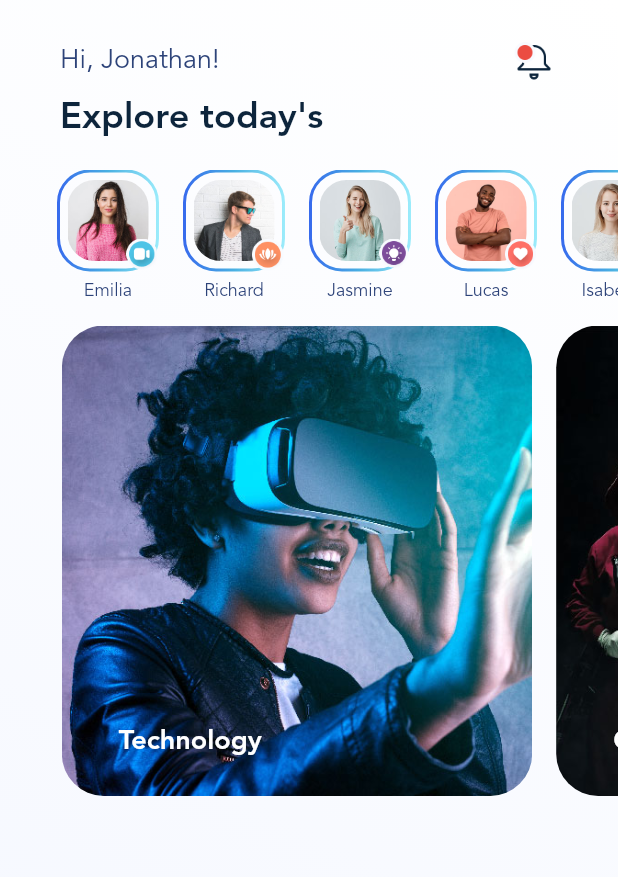
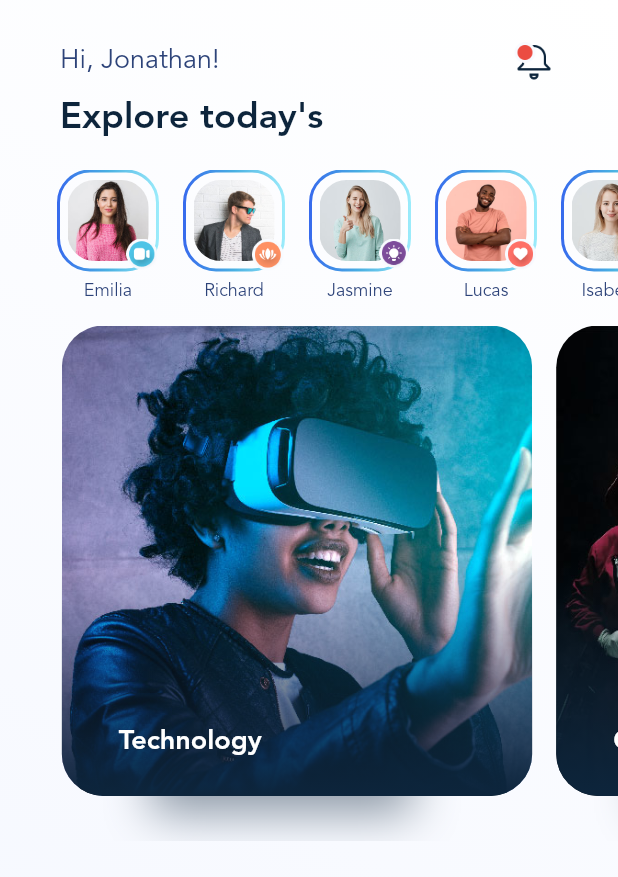
Before and after one commit to peymansf2000/blog_club_UI, a Flutter app: the screen it shows after launch, on a phone screen of 412 x 824 dp. Shown: the top 877 px of the screen. Run offline on Flutter 3.47's test engine with Material 2 defaults, Android fonts, the phone set to English and light mode, and no system bars; drawn by our look-alikes of carousel_slider; our stand-ins replace gradient_borders.

```diff
--- a/lib/main.dart
+++ b/lib/main.dart
@@ -143,8 +143,27 @@ class _Category extends StatelessWidget {
   @override
   Widget build(BuildContext context) {
     return Stack(children: [
+      Center(
+        child: Container(
+            width: 175,
+            decoration: BoxDecoration(
+                boxShadow: List.filled(
+                    1,
+                    BoxShadow(
+                        offset: Offset(-18, -18),
+                        blurRadius: 25,
+                        color: Color(0x770D253C))))),
+      ),
       Container(
         margin: EdgeInsets.fromLTRB(0, 0, 16, 0),
+        // decoration: BoxDecoration(),
+        foregroundDecoration: BoxDecoration(
+            borderRadius: BorderRadius.circular(28),
+            gradient: LinearGradient(
+              colors: [Color(0xFF0D253C), Color(0x000D253C)],
+              begin: Alignment.bottomCenter,
+              end: Alignment.center,
+            )),
         child: ClipRRect(
           borderRadius: BorderRadius.circular(28),
           child: Image.asset(
```
